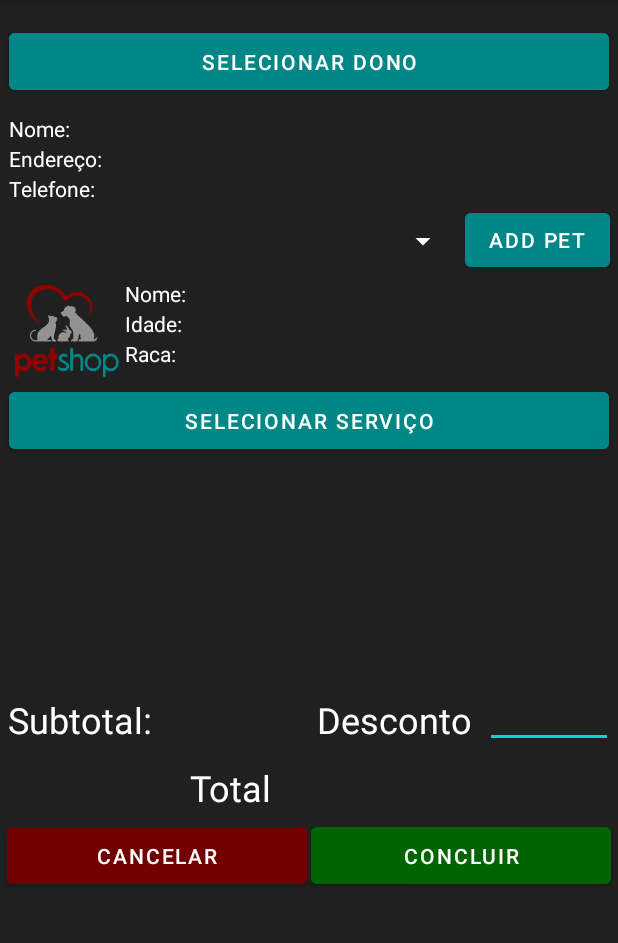
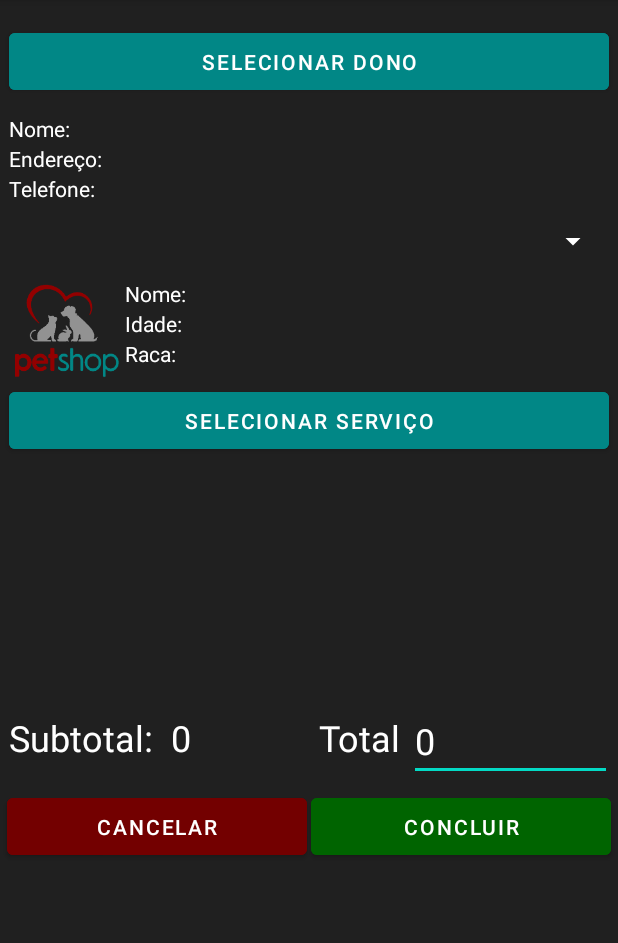
Before and after one commit to LucianoKleinhans/ProjetoPetShop, an Android app: the telacadastroservicos screen opened directly, with no data from a screen before it, on a phone screen of 412 x 824 dp, the part 84-1027 px from its top. Run offline under Robolectric (Android 15) with nearby library versions, the phone set to English and light mode, and no system bars; our stand-ins replace Firebase (no records; nobody signed in at launch, a user with empty details on screens opened directly).

Commit message:
cadservico quase completa
cadservico

```diff
--- a/app/src/main/java/br/lajotasoftware/petshop/activity/telacadastroservicos.java
+++ b/app/src/main/java/br/lajotasoftware/petshop/activity/telacadastroservicos.java
@@ -7,28 +7,20 @@ import android.view.View;
 import android.widget.AdapterView;
 import android.widget.ArrayAdapter;
 import android.widget.EditText;
-import android.widget.ListView;
 import android.widget.Spinner;
 import android.widget.TextView;
+import android.widget.Toast;
 
 import androidx.activity.result.ActivityResult;
 import androidx.activity.result.ActivityResultCallback;
 import androidx.activity.result.ActivityResultLauncher;
 import androidx.activity.result.contract.ActivityResultContracts;
-import androidx.annotation.NonNull;
-import androidx.annotation.Nullable;
 import androidx.appcompat.app.AppCompatActivity;
 
-import com.google.firebase.database.DataSnapshot;
-import com.google.firebase.database.DatabaseError;
 import com.google.firebase.database.DatabaseReference;
-import com.google.firebase.database.FirebaseDatabase;
-import com.google.firebase.database.ValueEventListener;
 
-import java.util.ArrayList;
 import java.util.Calendar;
 import java.util.Date;
-import java.util.List;
 
 import br.lajotasoftware.petshop.R;
 import br.lajotasoftware.petshop.classes.CadServico;
@@ -45,7 +37,17 @@ public class telacadastroservicos extends AppCompatActivity {
     private TextView txtNomePet;
     private TextView txtIdadePet;
     private TextView txtRacaPet;
-    private ListView listaServico;
+    private TextView txtServicoNome1;
+    private TextView txtServicoNome2;
+    private TextView txtServicoNome3;
+    private TextView txtServicoNome4;
+    private TextView txtServicoPreco1;
+    private TextView txtServicoPreco2;
+    private TextView txtServicoPreco3;
+    private TextView txtServicoPreco4;
+    private TextView txtValorSubTotal;
+    private EditText txtValorTotal;
+    //private ListView listaServico;
     private Spinner spinner;
     private CadServico cadServico;
     private Dono dono;
@@ -64,9 +66,19 @@ public class telacadastroservicos extends AppCompatActivity {
         txtNomePet=findViewById(R.id.textNomePet2);
         txtIdadePet=findViewById(R.id.textIdadePet2);
         txtRacaPet=findViewById(R.id.textRacaPet2);
+        txtServicoNome1=findViewById(R.id.txtServicoNome1);
+        txtServicoNome2=findViewById(R.id.txtServicoNome2);
+        txtServicoNome3=findViewById(R.id.txtServicoNome3);
+        txtServicoNome4=findViewById(R.id.txtServicoNome4);
+        txtServicoPreco1=findViewById(R.id.txtServicoPreco1);
+        txtServicoPreco2=findViewById(R.id.txtServicoPreco2);
+        txtServicoPreco3=findViewById(R.id.txtServicoPreco3);
+        txtServicoPreco4=findViewById(R.id.txtServicoPreco4);
+        txtValorSubTotal=findViewById(R.id.TextValorSubTotal);
+        txtValorTotal=findViewById(R.id.TextValorTotal);
         cadServico = (CadServico) i.getSerializableExtra("CadServico");
         spinner= findViewById(R.id.spinner);
-        listaServico=findViewById(R.id.ListaServicos);
+        //listaServico=findViewById(R.id.ListaServicos);
         spinner.setOnItemSelectedListener(new AdapterView.OnItemSelectedListener() {
             @Override
             public void onItemSelected(AdapterView<?> parent, View view, int position, long l) {
@@ -80,6 +92,13 @@ public class telacadastroservicos extends AppCompatActivity {
             }
         });
     }
+    Float preco1 = Float.valueOf(0);
+    Float preco2 = Float.valueOf(0);
+    Float preco3 = Float.valueOf(0);
+    Float preco4 = Float.valueOf(0);
+    Float SubTotal = Float.valueOf(0);
+    Float ValorTotal = Float.valueOf(0);
+
     ActivityResultLauncher<Intent> someActivityResultLauncher = registerForActivityResult(
             new ActivityResultContracts.StartActivityForResult(),
             new ActivityResultCallback<ActivityResult>() {
@@ -122,8 +141,51 @@ public class telacadastroservicos extends AppCompatActivity {
 
     private void PreencheListaServico(Servico servico) {
 
+        //try {
+            if(txtServicoNome1.getText().length() == 0){
+                txtServicoNome1.setText(servico.getNome());
+                txtServicoPreco1.setText(servico.getPreco());
+                AtualizaValor();
+            }else if (txtServicoNome1.getText().length() > 0 && txtServicoNome2.getText().length() == 0){
+                txtServicoNome2.setText(servico.getNome());
+                txtServicoPreco2.setText(servico.getPreco());
+                AtualizaValor();
+            }else if (txtServicoNome2.getText().length() > 0 && txtServicoNome3.getText().length() == 0){
+                txtServicoNome3.setText(servico.getNome());
+                txtServicoPreco3.setText(servico.getPreco());
+                AtualizaValor();
+            }else if (txtServicoNome3.getText().length() > 0 && txtServicoNome4.getText().length() == 0){
+                txtServicoNome4.setText(servico.getNome());
+                txtServicoPreco4.setText(servico.getPreco());
+                AtualizaValor();
+            }else{
+                Toast.makeText(getApplicationContext(), "Maximo de serviço selecionado!", Toast.LENGTH_LONG).show();
+            }
+        /*}
+        catch(IllegalArgumentException e) {
+            Toast.makeText(getApplicationContext(), "Maximo de serviço selecionado!", Toast.LENGTH_LONG).show();
+        }//String id = (Integer.parseInt(servicos.get(servicos.size() - 1).getId()) + 1) + "";*/
 
-        //listaServico.setAdapter(new ArrayAdapter(this,R.layout.support_simple_spinner_dropdown_item,servico.getServicos()));
+    }
+
+    private void AtualizaValor() {
+        if (preco1==0) {
+            preco1 = Float.parseFloat((String) txtServicoPreco1.getText());
+            SubTotal = preco1;
+        }else if (preco1>0 && preco2 == 0){
+            preco2 = Float.parseFloat((String) txtServicoPreco2.getText());
+            SubTotal = SubTotal + preco2;
+        }else if (preco2>0 && preco3 ==0){
+            preco3 = Float.parseFloat((String) txtServicoPreco3.getText());
+            SubTotal = SubTotal + preco3;
+        }else if (preco3>0 && preco4 ==0){
+            preco4 = Float.parseFloat((String) txtServicoPreco4.getText());
+            SubTotal = SubTotal + preco4;
+        }
+
+        txtValorSubTotal.setText(SubTotal+"");
+        ValorTotal = (SubTotal);
+        txtValorTotal.setText(ValorTotal+"");
     }
 
    /* public void bt_addpet_telacadastroservicos_to_telacadastropet (View view){
--- a/app/src/main/res/layout/telacadastroservicos.xml
+++ b/app/src/main/res/layout/telacadastroservicos.xml
@@ -5,18 +5,55 @@
     android:layout_width="match_parent"
     android:layout_height="match_parent"
     android:background="#202020"
+    android:textAlignment="viewEnd"
     tools:context=".activity.telacadastroservicos">
+
+    <TextView
+        android:id="@+id/txtServicoNome4"
+        android:layout_width="250dp"
+        android:layout_height="40dp"
+        android:layout_marginStart="5dp"
+        android:textAlignment="viewStart"
+        android:textAllCaps="true"
+        android:textColor="#CDCDCD"
+        android:textSize="30sp"
+        app:layout_constraintStart_toStartOf="parent"
+        app:layout_constraintTop_toBottomOf="@+id/txtServicoNome3" />
+
+    <TextView
+        android:id="@+id/txtServicoNome3"
+        android:layout_width="250dp"
+        android:layout_height="40dp"
+        android:layout_marginStart="5dp"
+        android:textAlignment="viewStart"
+        android:textAllCaps="true"
+        android:textColor="#CDCDCD"
+        android:textSize="30sp"
+        app:layout_constraintStart_toStartOf="parent"
+        app:layout_constraintTop_toBottomOf="@+id/txtServicoNome2" />
+
+    <TextView
+        android:id="@+id/txtServicoNome2"
+        android:layout_width="250dp"
+        android:layout_height="40dp"
+        android:layout_marginStart="5dp"
+        android:textAlignment="viewStart"
+        android:textAllCaps="true"
+        android:textColor="#CDCDCD"
+        android:textSize="30sp"
+        app:layout_constraintStart_toStartOf="parent"
+        app:layout_constraintTop_toBottomOf="@+id/txtServicoNome1" />
 
     <Button
         android:id="@+id/BtSelecionaDono"
         android:layout_width="400dp"
         android:layout_height="50dp"
-        android:layout_marginEnd="16dp"
         android:layout_marginStart="16dp"
         android:layout_marginTop="16dp"
+        android:layout_marginEnd="16dp"
         android:backgroundTint="@color/teal_700"
+        android:onClick="bt_selecionardono_telacadastroservicos_to_telacadastros"
         android:text="@string/bt_selecionardono_cadservico"
-        android:onClick="bt_selecionardono_telacadastroservicos_to_telacadastros"
         app:layout_constraintEnd_toEndOf="parent"
         app:layout_constraintStart_toStartOf="parent"
         app:layout_constraintTop_toTopOf="parent"
@@ -26,11 +63,11 @@
         android:id="@+id/btSelecionaDono2"
         android:layout_width="400dp"
         android:layout_height="50dp"
+        android:layout_marginStart="16dp"
         android:layout_marginEnd="16dp"
-        android:layout_marginStart="16dp"
         android:backgroundTint="@color/teal_700"
+        android:onClick="bt_selecionarservico_telacadastroservicos_to_telaselecionaservico"
         android:text="@string/bt_selecionarservico_cadservico"
-        android:onClick="bt_selecionarservico_telacadastroservicos_to_telaselecionaservico"
         app:layout_constraintEnd_toEndOf="parent"
         app:layout_constraintHorizontal_bias="0.523"
         app:layout_constraintStart_toStartOf="parent"
@@ -42,7 +79,7 @@
         android:layout_width="200dp"
         android:layout_height="50dp"
         android:layout_marginStart="5dp"
-        android:layout_marginTop="1dp"
+        android:layout_marginTop="15dp"
         android:layout_marginEnd="1dp"
         android:backgroundTint="#730000"
         android:onClick="bt_finish_telacadastroservicos"
@@ -56,14 +93,14 @@
         android:layout_width="200dp"
         android:layout_height="50dp"
         android:layout_marginStart="1dp"
-        android:layout_marginTop="1dp"
+        android:layout_marginTop="15dp"
         android:layout_marginEnd="5dp"
         android:backgroundTint="#006400"
         android:onClick="bt_concluir_telacadastroservicos_to_telaservicos"
         android:text="@string/bt_concluir_cadservico"
         app:layout_constraintEnd_toEndOf="parent"
         app:layout_constraintStart_toEndOf="@+id/btCancelar"
-        app:layout_constraintTop_toBottomOf="@+id/TextValorTotal" />
+        app:layout_constraintTop_toBottomOf="@+id/textTotal" />
 
     <TextView
         android:id="@+id/TextNome"
@@ -104,78 +141,55 @@
         app:layout_constraintTop_toBottomOf="@+id/textIdadePet" />
 
     <TextView
-        android:id="@+id/TextDesconto"
-        android:layout_width="108dp"
-        android:layout_height="35dp"
-        android:layout_marginEnd="2dp"
-        android:text="@string/text_desconto_cadservico"
-        android:textColor="#ffffff"
-        android:textSize="24sp"
-        app:layout_constraintEnd_toStartOf="@+id/TextValorDesconto"
-        app:layout_constraintStart_toEndOf="@+id/TextValorSubTotal"
-        app:layout_constraintTop_toBottomOf="@+id/TabelaServicos" />
-
-    <TextView
         android:id="@+id/textTotal"
         android:layout_width="60dp"
         android:layout_height="35dp"
-        android:layout_marginEnd="1dp"
-        android:layout_marginStart="120dp"
-        android:layout_marginTop="10dp"
+        android:layout_marginTop="8dp"
         android:text="@string/text_total_cadservico"
         android:textColor="#ffffff"
         android:textSize="24sp"
         app:layout_constraintEnd_toStartOf="@+id/TextValorTotal"
-        app:layout_constraintStart_toStartOf="parent"
-        app:layout_constraintTop_toBottomOf="@+id/TextValorSubTotal" />
+        app:layout_constraintStart_toEndOf="@+id/TextValorSubTotal"
+        app:layout_constraintTop_toBottomOf="@+id/txtServicoNome4" />
 
     <TextView
         android:id="@+id/TextSubTotal"
         android:layout_width="108dp"
         android:layout_height="35dp"
         android:layout_marginStart="6dp"
+        android:layout_marginTop="8dp"
         android:text="@string/text_subtotal_cadservico"
         android:textColor="#ffffff"
         android:textSize="24sp"
         app:layout_constraintEnd_toStartOf="@+id/TextValorSubTotal"
         app:layout_constraintStart_toStartOf="parent"
-        app:layout_constraintTop_toBottomOf="@+id/TabelaServicos" />
+        app:layout_constraintTop_toBottomOf="@+id/txtServicoNome4" />
 
     <EditText
-        android:id="@+id/TextValorDesconto"
-        android:layout_width="85dp"
-        android:layout_height="35dp"
+        android:id="@+id/TextValorTotal"
+        android:layout_width="135dp"
+        android:layout_height="45dp"
+        android:layout_marginTop="8dp"
         android:layout_marginEnd="4dp"
-        android:layout_marginStart="2dp"
         android:importantForAutofill="no"
         android:inputType="number"
+        android:text="0"
         android:textColor="#ffffff"
         android:textSize="24sp"
         app:layout_constraintEnd_toEndOf="parent"
-        app:layout_constraintStart_toEndOf="@+id/TextDesconto"
-        app:layout_constraintTop_toBottomOf="@+id/TabelaServicos"
+        app:layout_constraintTop_toBottomOf="@+id/txtServicoPreco4"
         tools:ignore="SpeakableTextPresentCheck,TouchTargetSizeCheck" />
 
     <TextView
         android:id="@+id/TextValorSubTotal"
         android:layout_width="98dp"
         android:layout_height="35dp"
+        android:layout_marginTop="8dp"
+        android:text="0"
         android:textColor="#ffffff"
         android:textSize="24sp"
-        app:layout_constraintEnd_toStartOf="@+id/TextDesconto"
         app:layout_constraintStart_toEndOf="@+id/TextSubTotal"
-        app:layout_constraintTop_toBottomOf="@+id/TabelaServicos" />
-
-    <TextView
-        android:id="@+id/TextValorTotal"
-        android:layout_width="98dp"
-        android:layout_height="35dp"
-        android:layout_marginEnd="120dp"
-        android:layout_marginTop="10dp"
-        android:textColor="#ffffff"
-        android:textSize="24sp"
-        app:layout_constraintEnd_toEndOf="parent"
-        app:layout_constraintTop_toBottomOf="@+id/TextDesconto" />
+        app:layout_constraintTop_toBottomOf="@+id/txtServicoNome4" />
 
     <TextView
         android:id="@+id/TextNomeDono"
@@ -253,43 +267,16 @@
 
     <Spinner
         android:id="@+id/spinner"
-        android:layout_width="300dp"
+        android:layout_width="400dp"
         android:layout_height="50dp"
-        android:layout_marginStart="6dp"
-        android:layout_marginEnd="6dp"
+        android:layout_marginStart="5dp"
+        android:layout_marginEnd="5dp"
         android:backgroundTint="#ffffff"
         android:textColor="#ffffff"
-        app:layout_constraintEnd_toStartOf="@+id/BtNovoPet"
-        app:layout_constraintHorizontal_bias="0.0"
+        app:layout_constraintEnd_toEndOf="parent"
         app:layout_constraintStart_toStartOf="parent"
         app:layout_constraintTop_toBottomOf="@+id/TextTelefone1Dono"
         tools:ignore="SpeakableTextPresentCheck" />
-
-    <Button
-        android:id="@+id/BtNovoPet"
-        android:layout_width="wrap_content"
-        android:layout_height="wrap_content"
-        android:layout_marginEnd="5dp"
-        android:backgroundTint="@color/teal_700"
-        android:text="@string/bt_addpet_cadservico"
-        android:onClick="bt_addpet_telacadastroservicos_to_telacadastropet"
-        app:layout_constraintEnd_toEndOf="parent"
-        app:layout_constraintTop_toBottomOf="@+id/TextTelefone1Dono"
-        tools:ignore="TextContrastCheck" />
-
-    <ListView
-        android:id="@+id/TabelaServicos"
-        android:layout_width="400dp"
-        android:layout_height="150dp"
-        android:layout_marginStart="6dp"
-        android:layout_marginTop="8dp"
-        android:layout_marginEnd="5dp"
-        android:backgroundTint="@color/white"
-        android:textColor="@color/white"
-        android:textColorHint="@color/white"
-        app:layout_constraintEnd_toEndOf="parent"
-        app:layout_constraintStart_toStartOf="parent"
-        app:layout_constraintTop_toBottomOf="@+id/btSelecionaDono2" />
 
     <ImageView
         android:id="@+id/imageView2"
@@ -301,4 +288,69 @@
         app:layout_constraintTop_toBottomOf="@+id/spinner"
         app:srcCompat="@mipmap/imgpetshop" />
 
+    <TextView
+        android:id="@+id/txtServicoNome1"
+        android:layout_width="250dp"
+        android:layout_height="40dp"
+        android:layout_marginStart="5dp"
+        android:layout_marginTop="2dp"
+        android:textAlignment="viewStart"
+        android:textAllCaps="true"
+        android:textColor="#CDCDCD"
+        android:textSize="30sp"
+        app:layout_constraintStart_toStartOf="parent"
+        app:layout_constraintTop_toBottomOf="@+id/btSelecionaDono2" />
+
+    <TextView
+        android:id="@+id/txtServicoPreco1"
+        android:layout_width="150dp"
+        android:layout_height="40dp"
+        android:layout_marginTop="2dp"
+        android:layout_marginEnd="5dp"
+        android:textAlignment="center"
+        android:textColor="#CDCDCD"
+        android:textSize="30sp"
+        app:layout_constraintEnd_toEndOf="parent"
+        app:layout_constraintStart_toEndOf="@+id/txtServicoNome1"
+        app:layout_constraintTop_toBottomOf="@+id/btSelecionaDono2" />
+
+    <TextView
+        android:id="@+id/txtServicoPreco2"
+        android:layout_width="150dp"
+        android:layout_height="40dp"
+        android:layout_marginStart="1dp"
+        android:layout_marginEnd="5dp"
+        android:textAlignment="center"
+        android:textColor="#CDCDCD"
+        android:textSize="30sp"
+        app:layout_constraintEnd_toEndOf="parent"
+        app:layout_constraintStart_toEndOf="@+id/txtServicoNome2"
+        app:layout_constraintTop_toBottomOf="@+id/txtServicoPreco1" />
+
+    <TextView
+        android:id="@+id/txtServicoPreco3"
+        android:layout_width="150dp"
+        android:layout_height="40dp"
+        android:layout_marginStart="1dp"
+        android:layout_marginEnd="5dp"
+        android:textAlignment="center"
+        android:textColor="#CDCDCD"
+        android:textSize="30sp"
+        app:layout_constraintEnd_toEndOf="parent"
+        app:layout_constraintStart_toEndOf="@+id/txtServicoNome3"
+        app:layout_constraintTop_toBottomOf="@+id/txtServicoPreco2" />
+
+    <TextView
+        android:id="@+id/txtServicoPreco4"
+        android:layout_width="150dp"
+        android:layout_height="40dp"
+        android:layout_marginStart="1dp"
+        android:layout_marginEnd="5dp"
+        android:textAlignment="center"
+        android:textColor="#CDCDCD"
+        android:textSize="30sp"
+        app:layout_constraintEnd_toEndOf="parent"
+        app:layout_constraintStart_toEndOf="@+id/txtServicoNome4"
+        app:layout_constraintTop_toBottomOf="@+id/txtServicoPreco3" />
+
 </androidx.constraintlayout.widget.ConstraintLayout>
--- a/app/src/main/res/values/strings.xml
+++ b/app/src/main/res/values/strings.xml
@@ -53,5 +53,6 @@
     <string name="bt_voltar_addservico">Voltar</string>
     <string name="bt_concluir_addservico">Concluir</string>
     <string name="text_racapet_cadservicoo">Raca:</string>
+    <string name="textviewservico1">TextView</string>
 
 </resources>
```
Also changed, not shown: app/src/main/java/br/lajotasoftware/petshop/classes/CadServico.java (+10 -77 lines), app/src/main/java/br/lajotasoftware/petshop/classes/Servico.java (+0 -9 lines).
